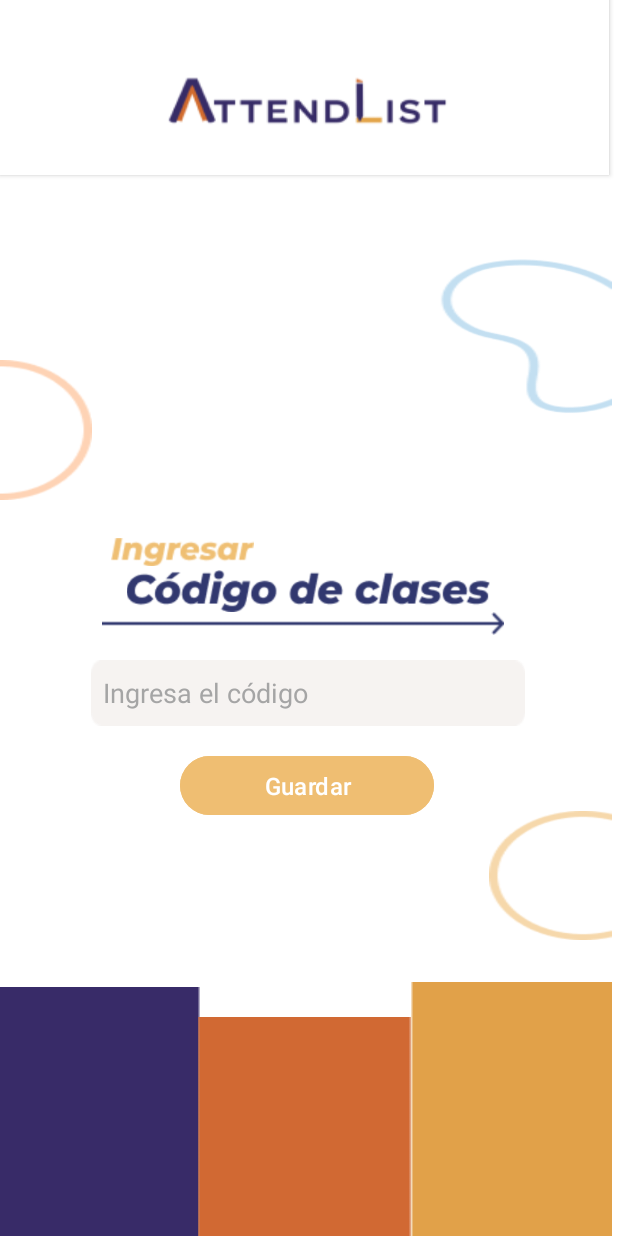
After one commit to Harling-gif/Asistencia, an Android app: the MainActivity3 screen opened directly, with no data from a screen before it, on a phone screen of 412 x 824 dp. The commit adds this screen. Run offline under Robolectric (Android 15) with nearby library versions, the phone set to English and light mode, and no system bars.

Commit message:
primera pantalla de estudiante

```diff
--- a/app/src/main/AndroidManifest.xml
+++ b/app/src/main/AndroidManifest.xml
@@ -14,6 +14,7 @@
         tools:targetApi="31">
 
         <activity android:name=".MainActivity2" />
+        <activity android:name=".MainActivity3"></activity>
 
         <activity
             android:name=".MainActivity"
--- a/app/src/main/java/com/jafetinventos/asis/MainActivity2.kt
+++ b/app/src/main/java/com/jafetinventos/asis/MainActivity2.kt
@@ -1,5 +1,7 @@
 package com.jafetinventos.asis
 
+
+import android.content.Intent
 import android.os.Bundle
 import android.widget.TextView
 import android.widget.Toast
@@ -17,10 +19,12 @@ class MainActivity2 : AppCompatActivity() {
             Toast.makeText(this, "Función Docente ", Toast.LENGTH_SHORT).show()
         }
 
-        // boton estudiante
+        // botón estudiante
         val estudianteTextView: TextView = findViewById(R.id.estudiante)
         estudianteTextView.setOnClickListener {
-            Toast.makeText(this, "Funciona Estudiante", Toast.LENGTH_SHORT).show()
+            // Cambia a la nueva pantalla (EstudianteActivity)
+            val intent = Intent(this, MainActivity3::class.java)
+            startActivity(intent)  // Inicia la nueva actividad
         }
     }
 }
--- /dev/null
+++ b/app/src/main/java/com/jafetinventos/asis/MainActivity3.kt
@@ -0,0 +1,12 @@
+package com.jafetinventos.asis
+
+import android.os.Bundle
+import androidx.appcompat.app.AppCompatActivity
+
+class MainActivity3 : AppCompatActivity() {
+
+    override fun onCreate(savedInstanceState: Bundle?) {
+        super.onCreate(savedInstanceState)
+        setContentView(R.layout.activity_main3)  // Asegúrate de que este layout exista
+    }
+}
--- a/app/src/main/res/layout/activity_main2.xml
+++ b/app/src/main/res/layout/activity_main2.xml
@@ -21,7 +21,6 @@
         android:layout_width="130dp"
         android:layout_height="103dp"
         android:background="@drawable/frame"
-        android:clipToOutline="true"
         app:layout_constraintEnd_toEndOf="parent"
         app:layout_constraintTop_toTopOf="parent" />
 
--- /dev/null
+++ b/app/src/main/res/layout/activity_main3.xml
@@ -0,0 +1,168 @@
+<?xml version="1.0" encoding="utf-8"?>
+<androidx.constraintlayout.widget.ConstraintLayout xmlns:android="http://schemas.android.com/apk/res/android"
+    xmlns:app="http://schemas.android.com/apk/res-auto"
+    xmlns:tools="http://schemas.android.com/tools"
+    android:layout_width="match_parent"
+    android:layout_height="match_parent"
+    android:background="#FFFFFF">
+
+    <View
+        android:id="@+id/rectangle_8"
+        android:layout_width="406dp"
+        android:layout_height="231dp"
+        android:background="#FFFFFF"
+        android:elevation="2dp"
+        app:layout_constraintBottom_toTopOf="@+id/logos_atten"
+        app:layout_constraintStart_toStartOf="parent"
+        app:layout_constraintTop_toTopOf="parent"
+        app:layout_constraintVertical_bias="0.105" />
+
+    <View
+        android:id="@+id/logos_atten"
+        android:layout_width="199dp"
+        android:layout_height="145dp"
+        android:background="@drawable/log"
+        android:elevation="4dp"
+        app:layout_constraintEnd_toEndOf="parent"
+        app:layout_constraintStart_toStartOf="parent"
+        app:layout_constraintTop_toTopOf="parent" />
+
+    <View
+        android:id="@+id/frame"
+        android:layout_width="61dp"
+        android:layout_height="93dp"
+        android:layout_marginTop="240dp"
+        android:background="@drawable/ellipse"
+        app:layout_constraintStart_toStartOf="parent"
+        app:layout_constraintTop_toTopOf="parent" />
+
+    <View
+        android:id="@+id/frame2"
+        android:layout_width="123dp"
+        android:layout_height="109dp"
+        android:layout_marginTop="168dp"
+        android:layout_marginEnd="4dp"
+        android:background="@drawable/fra2"
+        app:layout_constraintEnd_toEndOf="parent"
+        app:layout_constraintTop_toTopOf="parent" />
+
+    <ImageView
+        android:id="@+id/ingresar"
+        android:layout_width="95dp"
+        android:layout_height="24dp"
+        android:layout_marginTop="356dp"
+        android:scaleType="fitCenter"
+        android:src="@drawable/ingre"
+        app:layout_constraintEnd_toEndOf="parent"
+        app:layout_constraintHorizontal_bias="0.234"
+        app:layout_constraintStart_toStartOf="parent"
+        app:layout_constraintTop_toTopOf="parent" />
+
+    <ImageView
+        android:id="@+id/c_digo_de_c"
+        android:layout_width="262dp"
+        android:layout_height="28dp"
+        android:scaleType="fitCenter"
+        android:src="@drawable/co"
+        app:layout_constraintBottom_toBottomOf="parent"
+        app:layout_constraintEnd_toEndOf="parent"
+        app:layout_constraintHorizontal_bias="0.496"
+        app:layout_constraintStart_toStartOf="parent"
+        app:layout_constraintTop_toBottomOf="@id/ingresar"
+        app:layout_constraintVertical_bias="0.0" />
+
+    <ImageView
+        android:id="@+id/arrow_1"
+        android:layout_width="268dp"
+        android:layout_height="15dp"
+        android:layout_marginStart="68dp"
+        android:layout_marginTop="408dp"
+        android:background="@drawable/fec"
+        android:scaleType="fitCenter"
+        app:layout_constraintStart_toStartOf="parent"
+        app:layout_constraintTop_toTopOf="parent" />
+
+    <EditText
+        android:id="@+id/rectangle_2"
+        android:layout_width="289dp"
+        android:layout_height="44dp"
+        android:layout_marginTop="440dp"
+        android:alpha="0.75"
+        android:background="@drawable/rectangle_2"
+        android:hint="Ingresa el código"
+        android:padding="8dp"
+        android:textColor="#000000"
+        android:textColorHint="#888888"
+        app:layout_constraintEnd_toEndOf="parent"
+        app:layout_constraintHorizontal_bias="0.494"
+        app:layout_constraintStart_toStartOf="parent"
+        app:layout_constraintTop_toTopOf="parent" />
+
+    <View
+        android:id="@+id/ellipse_1"
+        android:layout_width="82dp"
+        android:layout_height="86dp"
+        android:layout_marginEnd="4dp"
+        android:background="@drawable/ellipse2"
+        app:layout_constraintBottom_toBottomOf="parent"
+        app:layout_constraintEnd_toEndOf="parent"
+        app:layout_constraintTop_toTopOf="parent"
+        app:layout_constraintVertical_bias="0.733" />
+
+    <Button
+        android:id="@+id/rectangle_7"
+        android:layout_width="169dp"
+        android:layout_height="47dp"
+        android:layout_marginStart="120dp"
+        android:layout_marginTop="500dp"
+        android:alpha="0.75"
+        android:backgroundTint="#EAA944"
+        android:gravity="center"
+        android:padding="8dp"
+        android:text="Guardar"
+        android:textColor="#FFFFFF"
+        android:textSize="16sp"
+        app:layout_constraintStart_toStartOf="parent"
+        app:layout_constraintTop_toTopOf="parent" />
+
+    <ImageView
+        android:id="@+id/vector"
+        android:layout_width="133dp"
+        android:layout_height="166dp"
+        android:scaleType="fitXY"
+        android:src="@drawable/ver"
+        app:layout_constraintBottom_toBottomOf="parent"
+        app:layout_constraintEnd_toEndOf="parent"
+        app:layout_constraintHorizontal_bias="0.0"
+        app:layout_constraintStart_toStartOf="parent"
+        app:layout_constraintTop_toTopOf="parent"
+        app:layout_constraintVertical_bias="1.0" />
+
+    <ImageView
+        android:id="@+id/vector1"
+        android:layout_width="142dp"
+        android:layout_height="146dp"
+        android:scaleType="fitXY"
+        android:src="@drawable/ver1"
+        app:layout_constraintBottom_toBottomOf="parent"
+        app:layout_constraintEnd_toEndOf="parent"
+        app:layout_constraintHorizontal_bias="0.489"
+        app:layout_constraintStart_toStartOf="parent"
+        app:layout_constraintTop_toTopOf="parent"
+        app:layout_constraintVertical_bias="1.0" />
+
+    <ImageView
+        android:id="@+id/vector2"
+        android:layout_width="134dp"
+        android:layout_height="169dp"
+        android:scaleType="fitXY"
+        android:src="@drawable/ver2"
+        app:layout_constraintBottom_toBottomOf="parent"
+        app:layout_constraintEnd_toEndOf="parent"
+        app:layout_constraintHorizontal_bias="0.986"
+        app:layout_constraintStart_toStartOf="parent"
+        app:layout_constraintTop_toTopOf="parent"
+        app:layout_constraintVertical_bias="1.0" />
+
+
+</androidx.constraintlayout.widget.ConstraintLayout>
```
Also changed, not shown: app/src/main/res/drawable/bot.png (added), app/src/main/res/drawable/co.png (added), app/src/main/res/drawable/ellipse2.png (added), app/src/main/res/drawable/fec.png (added), app/src/main/res/drawable/fra2.png (added), app/src/main/res/drawable/ingre.png (added), app/src/main/res/drawable/rectangle_2.png (added), app/src/main/res/drawable/ver.png (added), app/src/main/res/drawable/ver1.png (added), app/src/main/res/drawable/ver2.png (added).
